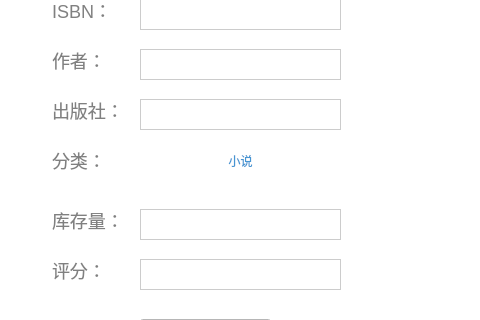
Old version of the form Library/Library/admin_addbook.ui in the repository BooksOcean/BooksOcean; both pictures show x 349 to 829 and y 170 to 490 of the 1081 by 722 pixel window.
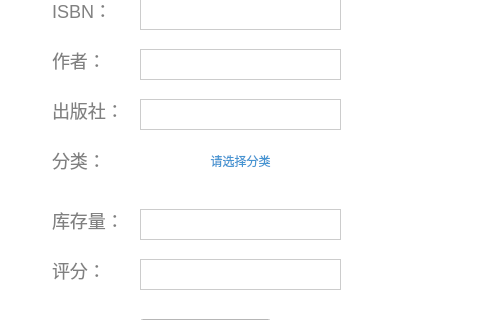
New version of the form. Icons and pictures are not drawn.

Patch:
```diff
--- a/Library/Library/admin_addbook.ui
+++ b/Library/Library/admin_addbook.ui
@@ -474,7 +474,7 @@
 text-size:80px;</string>
          </property>
          <property name="text">
-          <string>小说</string>
+          <string>请选择分类</string>
          </property>
         </widget>
         <widget class="QPushButton" name="btnCover">
```
